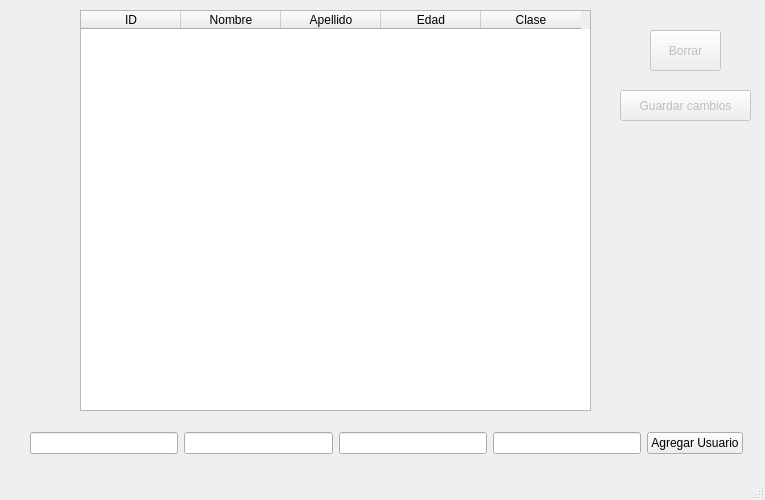
This is DB-PLANTAS/mainwindow.ui in LauraMont/TPO-Invernadero as Qt 5 draws it before an edit. The edited form follows.
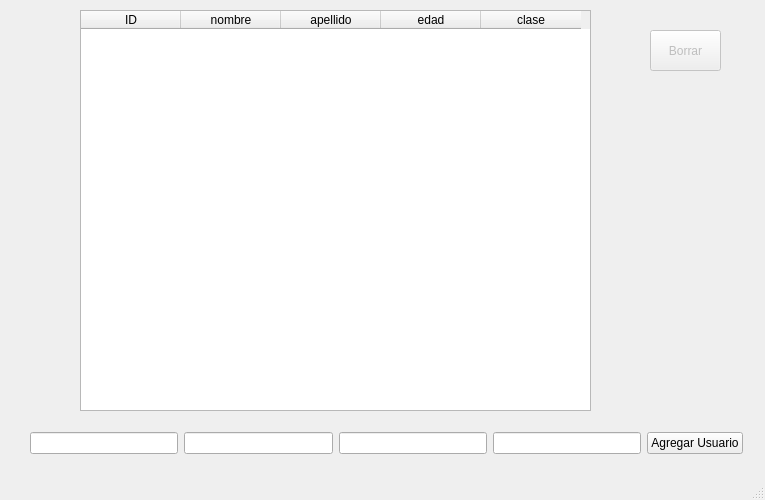
This is the edited form.

Commit message: update de la interfaz grafica en reunion 06/09/20

Diff of the .ui file:
```diff
--- a/DB-PLANTAS/mainwindow.ui
+++ b/DB-PLANTAS/mainwindow.ui
@@ -64,22 +64,22 @@
     </column>
     <column>
      <property name="text">
-      <string>Nombre</string>
+      <string>nombre</string>
      </property>
     </column>
     <column>
      <property name="text">
-      <string>Apellido</string>
+      <string>apellido</string>
      </property>
     </column>
     <column>
      <property name="text">
-      <string>Edad</string>
+      <string>edad</string>
      </property>
     </column>
     <column>
      <property name="text">
-      <string>Clase</string>
+      <string>clase</string>
      </property>
     </column>
    </widget>
@@ -99,22 +99,6 @@
      <string>Borrar</string>
     </property>
    </widget>
-   <widget class="QPushButton" name="pushButton_Guardar">
-    <property name="enabled">
-     <bool>false</bool>
-    </property>
-    <property name="geometry">
-     <rect>
-      <x>620</x>
-      <y>90</y>
-      <width>131</width>
-      <height>31</height>
-     </rect>
-    </property>
-    <property name="text">
-     <string>Guardar cambios</string>
-    </property>
-   </widget>
   </widget>
   <widget class="QMenuBar" name="menubar">
    <property name="geometry">
```
The commit also changes 3 other files.
